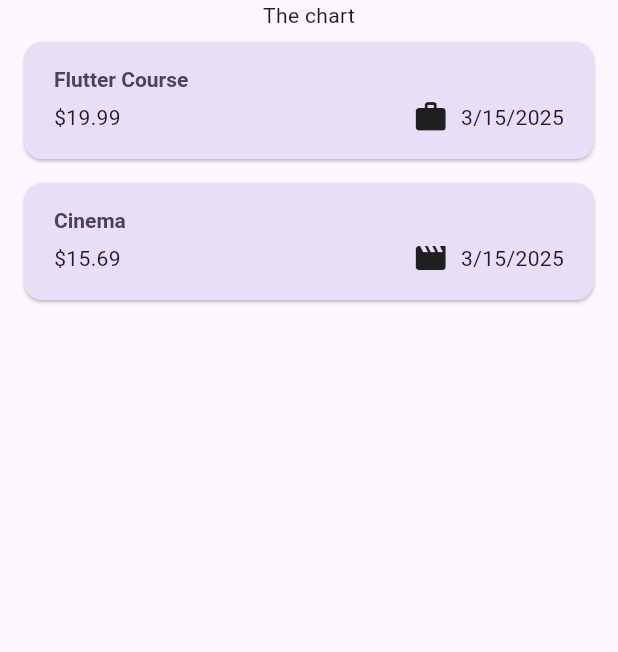
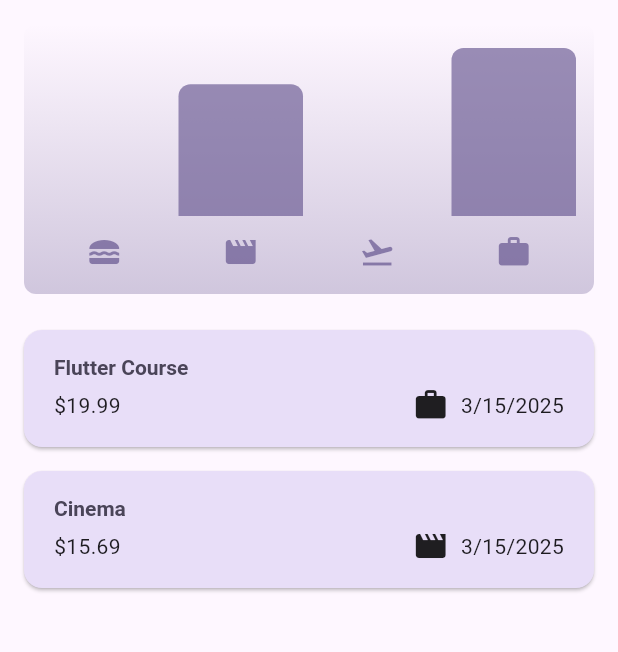
Before and after one commit to dag14/flutter_projects, a Flutter app: the screen it shows after launch, on a phone screen of 412 x 824 dp, the part 84-736 px from its top. Run offline on Flutter 3.47's test engine with Material 3 defaults, Android fonts, the phone set to English and light mode, and no system bars; our stand-ins replace google_fonts.

Commit message:
add a chart widget and chart bar

```diff
--- a/expense_tracker/lib/models/expense.dart
+++ b/expense_tracker/lib/models/expense.dart
@@ -32,3 +32,21 @@ class Expense {
     return formatter.format(date);
   }
 }
+
+class ExpenseBucket {
+  const ExpenseBucket({required this.category, required this.expenses});
+  ExpenseBucket.forCategory(List<Expense> allExpenses, this.category)
+    : expenses =
+          allExpenses.where((expense) => expense.category == category).toList();
+
+  final Category category;
+  final List<Expense> expenses;
+
+  double get totalExpenses {
+    double sum = 0;
+    for (final expense in expenses) {
+      sum += expense.amount;
+    }
+    return sum;
+  }
+}
--- /dev/null
+++ b/expense_tracker/lib/widgets/chart/chart.dart
@@ -0,0 +1,94 @@
+import 'package:flutter/material.dart';
+
+import 'package:expense_tracker/widgets/chart/chart_bar.dart';
+import 'package:expense_tracker/models/expense.dart';
+
+class Chart extends StatelessWidget {
+  const Chart({super.key, required this.expenses});
+
+  final List<Expense> expenses;
+
+  List<ExpenseBucket> get buckets {
+    return [
+      ExpenseBucket.forCategory(expenses, Category.food),
+      ExpenseBucket.forCategory(expenses, Category.leisure),
+      ExpenseBucket.forCategory(expenses, Category.travel),
+      ExpenseBucket.forCategory(expenses, Category.work),
+    ];
+  }
+
+  double get maxTotalExpense {
+    double maxTotalExpense = 0;
+
+    for (final bucket in buckets) {
+      if (bucket.totalExpenses > maxTotalExpense) {
+        maxTotalExpense = bucket.totalExpenses;
+      }
+    }
+
+    return maxTotalExpense;
+  }
+
+  @override
+  Widget build(BuildContext context) {
+    final isDarkMode =
+        MediaQuery.of(context).platformBrightness == Brightness.dark;
+    return Container(
+      margin: const EdgeInsets.all(16),
+      padding: const EdgeInsets.symmetric(vertical: 16, horizontal: 8),
+      width: double.infinity,
+      height: 180,
+      decoration: BoxDecoration(
+        borderRadius: BorderRadius.circular(8),
+        gradient: LinearGradient(
+          colors: [
+            Theme.of(context).colorScheme.primary.withOpacity(0.3),
+            Theme.of(context).colorScheme.primary.withOpacity(0.0),
+          ],
+          begin: Alignment.bottomCenter,
+          end: Alignment.topCenter,
+        ),
+      ),
+      child: Column(
+        children: [
+          Expanded(
+            child: Row(
+              crossAxisAlignment: CrossAxisAlignment.end,
+              children: [
+                for (final bucket in buckets) // alternative to map()
+                  ChartBar(
+                    fill:
+                        bucket.totalExpenses == 0
+                            ? 0
+                            : bucket.totalExpenses / maxTotalExpense,
+                  ),
+              ],
+            ),
+          ),
+          const SizedBox(height: 12),
+          Row(
+            children:
+                buckets
+                    .map(
+                      (bucket) => Expanded(
+                        child: Padding(
+                          padding: const EdgeInsets.symmetric(horizontal: 4),
+                          child: Icon(
+                            categoryIcons[bucket.category],
+                            color:
+                                isDarkMode
+                                    ? Theme.of(context).colorScheme.secondary
+                                    : Theme.of(
+                                      context,
+                                    ).colorScheme.primary.withOpacity(0.7),
+                          ),
+                        ),
+                      ),
+                    )
+                    .toList(),
+          ),
+        ],
+      ),
+    );
+  }
+}
--- /dev/null
+++ b/expense_tracker/lib/widgets/chart/chart_bar.dart
@@ -0,0 +1,33 @@
+import 'package:flutter/material.dart';
+
+class ChartBar extends StatelessWidget {
+  const ChartBar({super.key, required this.fill});
+
+  final double fill;
+
+  @override
+  Widget build(BuildContext context) {
+    final isDarkMode =
+        MediaQuery.of(context).platformBrightness == Brightness.dark;
+    return Expanded(
+      child: Padding(
+        padding: const EdgeInsets.symmetric(horizontal: 4),
+        child: FractionallySizedBox(
+          heightFactor: fill,
+          child: DecoratedBox(
+            decoration: BoxDecoration(
+              shape: BoxShape.rectangle,
+              borderRadius: const BorderRadius.vertical(
+                top: Radius.circular(8),
+              ),
+              color:
+                  isDarkMode
+                      ? Theme.of(context).colorScheme.secondary
+                      : Theme.of(context).colorScheme.primary.withOpacity(0.65),
+            ),
+          ),
+        ),
+      ),
+    );
+  }
+}
--- a/expense_tracker/lib/widgets/expenses.dart
+++ b/expense_tracker/lib/widgets/expenses.dart
@@ -1,3 +1,4 @@
+import 'package:expense_tracker/widgets/chart/chart.dart';
 import 'package:expense_tracker/widgets/expenses_list/expenses_list.dart';
 import 'package:expense_tracker/models/expense.dart';
 import 'package:expense_tracker/widgets/new_expense.dart';
@@ -86,7 +87,10 @@ class _ExpensesState extends State<Expenses> {
         title: Text("Flutter ExpenseTracker"),
       ),
       body: Column(
-        children: [const Text("The chart"), Expanded(child: mainContent)],
+        children: [
+          Chart(expenses: _registeredExpenses),
+          Expanded(child: mainContent),
+        ],
       ),
     );
   }
```
